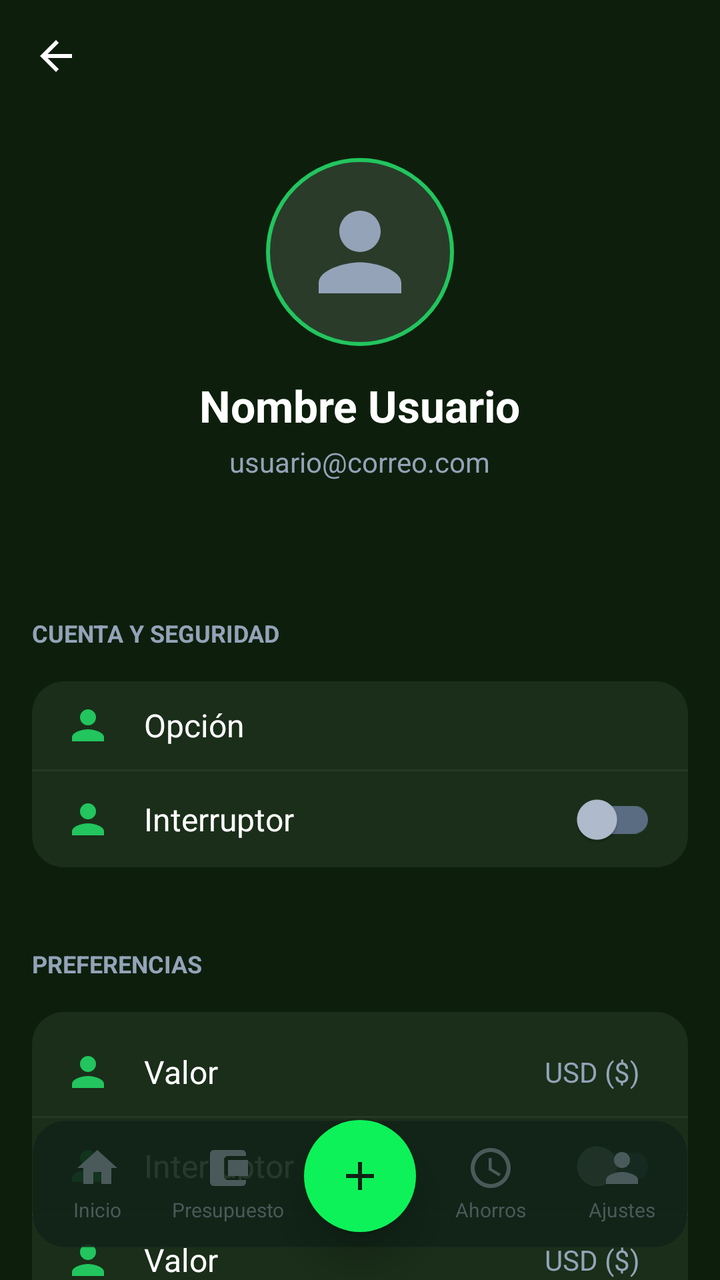
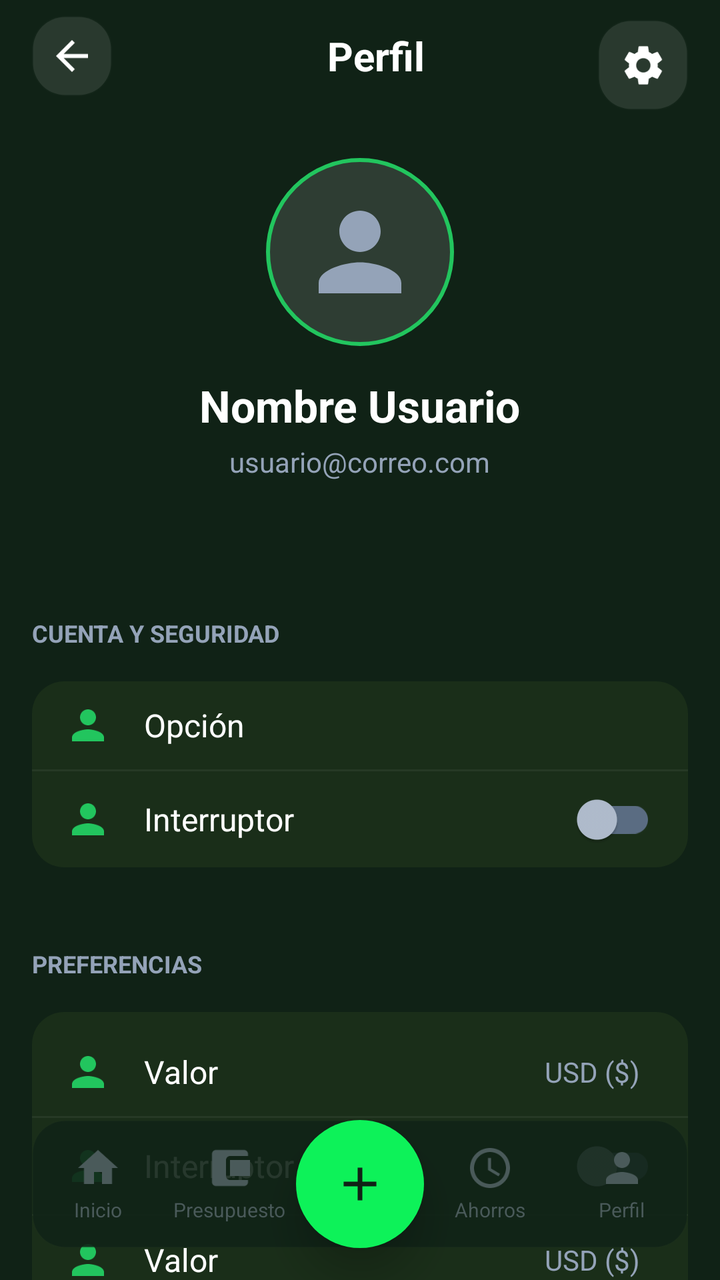

An Android layout rendered at two revisions. The XML below is the earlier revision; the diff shows what the commit changed to produce the second picture.
<!-- AndroidManifest.xml: activity theme Theme.MaterialComponents.DayNight.NoActionBar -->
<!-- res/layout/activity_perfil.xml -->
<?xml version="1.0" encoding="utf-8"?>
<androidx.coordinatorlayout.widget.CoordinatorLayout xmlns:android="http://schemas.android.com/apk/res/android"
    xmlns:app="http://schemas.android.com/apk/res-auto"
    xmlns:tools="http://schemas.android.com/tools"
    android:layout_width="match_parent"
    android:layout_height="match_parent"
    android:background="@color/bg_dark"
    tools:context=".PerfilActivity">

    <androidx.core.widget.NestedScrollView
        android:layout_width="match_parent"
        android:layout_height="match_parent"
        android:paddingBottom="100dp"
        android:clipToPadding="false">

        <LinearLayout
            android:layout_width="match_parent"
            android:layout_height="wrap_content"
            android:orientation="vertical">

            
            <RelativeLayout
                android:layout_width="match_parent"
                android:layout_height="?attr/actionBarSize"
                android:paddingHorizontal="16dp">

                <ImageView
                    android:id="@+id/btnBackPerfil"
                    android:layout_width="24dp"
                    android:layout_height="24dp"
                    android:layout_centerVertical="true"
                    android:src="@drawable/ic_arrow_back"
                    app:tint="@color/white" />
            </RelativeLayout>

            
            <LinearLayout
                android:layout_width="match_parent"
                android:layout_height="wrap_content"
                android:gravity="center_horizontal"
                android:orientation="vertical"
                android:padding="20dp">

                <FrameLayout
                    android:layout_width="wrap_content"
                    android:layout_height="wrap_content">

                    <com.google.android.material.imageview.ShapeableImageView
                        android:layout_width="100dp"
                        android:layout_height="100dp"
                        android:padding="4dp"
                        android:src="@drawable/ic_person"
                        app:contentPadding="15dp"
                        app:strokeColor="@color/green_accent"
                        app:strokeWidth="2dp"
                        app:shapeAppearanceOverlay="@style/CircleImage"
                        android:background="#20FFFFFF"
                        app:tint="@color/text_on_dark_muted" />
                </FrameLayout>

                <TextView
                    android:id="@+id/tvNombreUsuario"
                    android:layout_width="wrap_content"
                    android:layout_height="wrap_content"
                    android:layout_marginTop="12dp"
                    android:text="Nombre Usuario"
                    android:textColor="@color/white"
                    android:textSize="22sp"
                    android:textStyle="bold" />

                <TextView
                    android:id="@+id/tvEmailUsuario"
                    android:layout_width="wrap_content"
                    android:layout_height="wrap_content"
                    android:text="usuario@correo.com"
                    android:textColor="@color/text_on_dark_muted"
                    android:textSize="14sp"
                    android:layout_marginTop="4dp"
                    android:layout_marginBottom="16dp" />
            </LinearLayout>

            
            <LinearLayout
                android:layout_width="match_parent"
                android:layout_height="wrap_content"
                android:orientation="vertical"
                android:paddingHorizontal="16dp">

                
                <TextView
                    android:layout_width="match_parent"
                    android:layout_height="wrap_content"
                    android:layout_marginTop="32dp"
                    android:layout_marginBottom="16dp"
                    android:text="CUENTA Y SEGURIDAD"
                    android:textColor="@color/text_on_dark_muted"
                    android:textSize="12sp"
                    android:textStyle="bold" />

                <LinearLayout
                    android:layout_width="match_parent"
                    android:layout_height="wrap_content"
                    android:background="@drawable/bg_card_menu"
                    android:orientation="vertical">

                    <include 
                        layout="@layout/item_profile_option" 
                        android:id="@+id/rowChangePass"
                        android:layout_width="match_parent"
                        android:layout_height="wrap_content"
                        android:layout_marginTop="10dp"
                        android:layout_marginBottom="10dp"/>

                    <View android:layout_width="match_parent"
                          android:layout_height="1dp"
                          android:background="#0DFFFFFF" />

                    <include 
                        layout="@layout/item_profile_switch" 
                        android:id="@+id/rowFaceId"
                        android:layout_width="match_parent"
                        android:layout_height="wrap_content"/>

                </LinearLayout>

                
                <TextView
                    android:layout_width="match_parent"
                    android:layout_height="wrap_content"
                    android:layout_marginTop="40dp"
                    android:layout_marginBottom="16dp"
                    android:text="PREFERENCIAS"
                    android:textColor="@color/text_on_dark_muted"
                    android:textSize="12sp"
                    android:textStyle="bold" />

                <LinearLayout
                    android:layout_width="match_parent"
                    android:layout_height="wrap_content"
                    android:background="@drawable/bg_card_menu"
                    android:paddingVertical="8dp"
                    android:orientation="vertical">

                    <include 
                        layout="@layout/item_profile_value" 
                        android:id="@+id/rowCurrency"
                        android:layout_width="match_parent"
                        android:layout_height="wrap_content"
                        android:layout_marginTop="10dp"
                        android:layout_marginBottom="10dp"/>

                    <View android:layout_width="match_parent" android:layout_height="1dp" android:background="#0DFFFFFF" />

                    <include
                        layout="@layout/item_profile_switch" 
                        android:id="@+id/rowNotifications"
                        android:layout_width="match_parent"
                        android:layout_height="wrap_content"
                        />

                    <View android:layout_width="match_parent" android:layout_height="1dp" android:background="#0DFFFFFF" />
                    <include 
                        layout="@layout/item_profile_value" 
                        android:id="@+id/rowLanguage"
                        android:layout_width="match_parent"
                        android:layout_height="wrap_content"
                        android:layout_marginTop="10dp"
                        android:layout_marginBottom="10dp"/>

                </LinearLayout>

                
                <TextView
                    android:layout_width="match_parent"
                    android:layout_height="wrap_content"
                    android:layout_marginTop="40dp"
                    android:layout_marginBottom="16dp"
                    android:text="AYUDA Y SOPORTE"
                    android:textColor="@color/text_on_dark_muted"
                    android:textSize="12sp"
                    android:textStyle="bold" />

                <LinearLayout
                    android:layout_width="match_parent"
                    android:layout_height="wrap_content"
                    android:background="@drawable/bg_card_menu"
                    android:paddingVertical="8dp"
                    android:orientation="vertical">

                    <include 
                        layout="@layout/item_profile_option" 
                        android:id="@+id/rowPrivacy"
                        android:layout_width="match_parent"
                        android:layout_height="wrap_content"
                        android:layout_marginTop="6dp"
                        android:layout_marginBottom="6dp"/>

                </LinearLayout>

                
                <com.google.android.material.button.MaterialButton
                    android:id="@+id/btnLogout"
                    android:layout_width="match_parent"
                    android:layout_height="64dp"
                    android:layout_marginTop="40dp"
                    android:layout_marginBottom="40dp"
                    android:backgroundTint="@color/bg_dark_card"
                    android:text="Cerrar Sesión"
                    android:textColor="@color/danger_red"
                    android:textStyle="bold"
                    app:cornerRadius="16dp"
                    app:icon="@android:drawable/ic_lock_power_off"
                    app:iconGravity="textStart"
                    app:iconTint="@color/danger_red"
                    app:strokeColor="#0DFFFFFF"
                    app:strokeWidth="1dp" />

                <TextView
                    android:layout_width="match_parent"
                    android:layout_height="wrap_content"
                    android:layout_marginTop="20dp"
                    android:gravity="center"
                    android:text="Versión 2.4.0 (Build 892)"
                    android:textColor="@color/text_on_dark_muted"
                    android:textSize="10sp" />

            </LinearLayout>
        </LinearLayout>
    </androidx.core.widget.NestedScrollView>

    
    <include layout="@layout/layout_bottom_navigation" />

</androidx.coordinatorlayout.widget.CoordinatorLayout>
<!-- res/layout/item_profile_option.xml (included above) -->
<?xml version="1.0" encoding="utf-8"?>

<LinearLayout xmlns:android="http://schemas.android.com/apk/res/android"
    xmlns:app="http://schemas.android.com/apk/res-auto"
    android:layout_width="match_parent"
    android:layout_height="72dp"
    android:background="?attr/selectableItemBackground"
    android:clickable="true"
    android:focusable="true"
    android:gravity="center_vertical"
    android:orientation="horizontal"
    android:paddingHorizontal="16dp">

    <ImageView
        android:id="@+id/itemIcon"
        android:layout_width="24dp"
        android:layout_height="24dp"
        android:src="@drawable/ic_person"
        app:tint="@color/green_accent" />

    <TextView
        android:id="@+id/itemText"
        android:layout_width="0dp"
        android:layout_height="wrap_content"
        android:layout_marginStart="16dp"
        android:layout_weight="1"
        android:text="Opción"
        android:textColor="@color/white"
        android:textSize="16sp" />
</LinearLayout>
<!-- res/layout/item_profile_switch.xml (included above) -->
<?xml version="1.0" encoding="utf-8"?>

<LinearLayout xmlns:android="http://schemas.android.com/apk/res/android"
    xmlns:app="http://schemas.android.com/apk/res-auto"
    android:layout_width="match_parent"
    android:layout_height="72dp"
    android:gravity="center_vertical"
    android:orientation="horizontal"
    android:paddingHorizontal="16dp">

    <ImageView
        android:id="@+id/itemIcon"
        android:layout_width="24dp"
        android:layout_height="24dp"
        android:src="@drawable/ic_person"
        app:tint="@color/green_accent" />

    <TextView
        android:id="@+id/itemText"
        android:layout_width="0dp"
        android:layout_height="wrap_content"
        android:layout_marginStart="16dp"
        android:layout_weight="1"
        android:text="Interruptor"
        android:textColor="@color/white"
        android:textSize="16sp" />

    <com.google.android.material.switchmaterial.SwitchMaterial
        android:id="@+id/itemSwitch"
        android:layout_width="wrap_content"
        android:layout_height="wrap_content"
        app:thumbTint="@color/selector_switch_thumb"
        app:trackTint="@color/selector_switch_track" />
</LinearLayout>
<!-- res/layout/item_profile_value.xml (included above) -->
<?xml version="1.0" encoding="utf-8"?>

<LinearLayout xmlns:android="http://schemas.android.com/apk/res/android"
    xmlns:app="http://schemas.android.com/apk/res-auto"
    android:layout_width="match_parent"
    android:layout_height="72dp"
    android:background="?attr/selectableItemBackground"
    android:clickable="true"
    android:focusable="true"
    android:gravity="center_vertical"
    android:orientation="horizontal"
    android:paddingHorizontal="16dp">

    <ImageView
        android:id="@+id/itemIcon"
        android:layout_width="24dp"
        android:layout_height="24dp"
        android:src="@drawable/ic_person"
        app:tint="@color/green_accent" />

    <TextView
        android:id="@+id/itemText"
        android:layout_width="0dp"
        android:layout_height="wrap_content"
        android:layout_marginStart="16dp"
        android:layout_weight="1"
        android:text="Valor"
        android:textColor="@color/white"
        android:textSize="16sp" />

    <TextView
        android:id="@+id/itemValue"
        android:layout_width="wrap_content"
        android:layout_height="wrap_content"
        android:layout_marginEnd="8dp"
        android:text="USD ($)"
        android:textColor="@color/text_on_dark_muted"
        android:textSize="14sp" />
</LinearLayout>
<!-- res/layout/layout_bottom_navigation.xml (included above) -->
<?xml version="1.0" encoding="utf-8"?>
<FrameLayout xmlns:android="http://schemas.android.com/apk/res/android"
    xmlns:app="http://schemas.android.com/apk/res-auto"
    android:id="@+id/bottom_nav_container"
    android:layout_width="match_parent"
    android:layout_height="wrap_content"
    android:layout_gravity="bottom">

    
    <LinearLayout
        android:layout_width="match_parent"
        android:layout_height="64dp"
        android:layout_marginStart="16dp"
        android:layout_marginEnd="16dp"
        android:layout_marginBottom="16dp"
        android:background="@drawable/bg_stitch_card"
        android:backgroundTint="#E6102216"
        android:elevation="8dp"
        android:gravity="center_vertical"
        android:orientation="horizontal">

        
        <LinearLayout
            android:id="@+id/nav_item_inicio"
            android:layout_width="0dp"
            android:layout_height="match_parent"
            android:layout_weight="1"
            android:gravity="center"
            android:orientation="vertical"
            android:clickable="true"
            android:focusable="true"
            android:background="?attr/selectableItemBackgroundBorderless"
            android:paddingVertical="8dp">

            <ImageView
                android:id="@+id/nav_icon_inicio"
                android:layout_width="24dp"
                android:layout_height="24dp"
                android:src="@drawable/ic_home"
                app:tint="#4A5A5A" />

            <TextView
                android:id="@+id/nav_text_inicio"
                android:layout_width="wrap_content"
                android:layout_height="wrap_content"
                android:layout_marginTop="2dp"
                android:text="Inicio"
                android:textColor="#4A5A5A"
                android:textSize="10sp" />
        </LinearLayout>

        
        <LinearLayout
            android:id="@+id/nav_item_presupuesto"
            android:layout_width="0dp"
            android:layout_height="match_parent"
            android:layout_weight="1"
            android:gravity="center"
            android:orientation="vertical"
            android:clickable="true"
            android:focusable="true"
            android:background="?attr/selectableItemBackgroundBorderless"
            android:paddingVertical="8dp">

            <ImageView
                android:id="@+id/nav_icon_presupuesto"
                android:layout_width="24dp"
                android:layout_height="24dp"
                android:src="@drawable/ic_wallet"
                app:tint="#4A5A5A" />

            <TextView
                android:id="@+id/nav_text_presupuesto"
                android:layout_width="wrap_content"
                android:layout_height="wrap_content"
                android:layout_marginTop="2dp"
                android:text="Presupuesto"
                android:textColor="#4A5A5A"
                android:textSize="10sp" />
        </LinearLayout>

        
        <View
            android:layout_width="0dp"
            android:layout_height="match_parent"
            android:layout_weight="1" />

        
        <LinearLayout
            android:id="@+id/nav_item_ahorros"
            android:layout_width="0dp"
            android:layout_height="match_parent"
            android:layout_weight="1"
            android:gravity="center"
            android:orientation="vertical"
            android:clickable="true"
            android:focusable="true"
            android:background="?attr/selectableItemBackgroundBorderless"
            android:paddingVertical="8dp">

            <ImageView
                android:id="@+id/nav_icon_ahorros"
                android:layout_width="24dp"
                android:layout_height="24dp"
                android:src="@drawable/ic_goal"
                app:tint="#4A5A5A" />

            <TextView
                android:id="@+id/nav_text_ahorros"
                android:layout_width="wrap_content"
                android:layout_height="wrap_content"
                android:layout_marginTop="2dp"
                android:text="Ahorros"
                android:textColor="#4A5A5A"
                android:textSize="10sp" />
        </LinearLayout>

        
        <LinearLayout
            android:id="@+id/nav_item_ajustes"
            android:layout_width="0dp"
            android:layout_height="match_parent"
            android:layout_weight="1"
            android:gravity="center"
            android:orientation="vertical"
            android:clickable="true"
            android:focusable="true"
            android:background="?attr/selectableItemBackgroundBorderless"
            android:paddingVertical="8dp">

            <ImageView
                android:id="@+id/nav_icon_ajustes"
                android:layout_width="24dp"
                android:layout_height="24dp"
                android:src="@drawable/ic_person"
                app:tint="#4A5A5A" />

            <TextView
                android:id="@+id/nav_text_ajustes"
                android:layout_width="wrap_content"
                android:layout_height="wrap_content"
                android:layout_marginTop="2dp"
                android:text="Ajustes"
                android:textColor="#4A5A5A"
                android:textSize="10sp" />
        </LinearLayout>

    </LinearLayout>

    
    <com.google.android.material.floatingactionbutton.FloatingActionButton
        android:id="@+id/fab_add"
        android:layout_width="wrap_content"
        android:layout_height="wrap_content"
        android:layout_gravity="center_horizontal"
        android:src="@drawable/ic_add"
        app:backgroundTint="@color/stitch_primary"
        app:borderWidth="0dp"
        app:elevation="12dp"
        app:fabSize="normal"
        app:tint="@color/stitch_background" />

</FrameLayout>
<!-- resources referenced by this layout -->
<resources>
  <color name="bg_dark">#0D1F0C</color>
  <color name="bg_dark_card">#1A2E19</color>
  <color name="danger_red">#EF4444</color>
  <color name="green_accent">#22C55E</color>
  <color name="stitch_background">#102216</color>
  <color name="stitch_primary">#0df259</color>
  <color name="text_on_dark_muted">#94A3B8</color>
  <color name="white">#FFFFFFFF</color>
  <!-- drawable bg_card_menu (drawable) -->
  <?xml version="1.0" encoding="utf-8"?>
  <shape xmlns:android="http://schemas.android.com/apk/res/android">
      <solid android:color="@color/bg_dark_card" />
      <corners android:radius="16dp" />
  </shape>
  <!-- drawable bg_stitch_card (drawable) -->
  <?xml version="1.0" encoding="utf-8"?>
  <shape xmlns:android="http://schemas.android.com/apk/res/android">
      <solid android:color="#1A3A24" />
      <corners android:radius="16dp" />
      <stroke android:width="1dp" android:color="#1AFFFFFF" />
  </shape>
  <!-- drawable ic_add (drawable) -->
  <vector xmlns:android="http://schemas.android.com/apk/res/android" android:height="24dp" android:tint="#000000" android:viewportHeight="24" android:viewportWidth="24" android:width="24dp">
        
      <path android:fillColor="@android:color/white" android:pathData="M19,13h-6v6h-2v-6H5v-2h6V5h2v6h6v2z"/>
      
  </vector>
  <!-- drawable ic_arrow_back (drawable) -->
  <?xml version="1.0" encoding="utf-8"?>
  <vector xmlns:android="http://schemas.android.com/apk/res/android"
      android:width="24dp"
      android:height="24dp"
      android:viewportWidth="24"
      android:viewportHeight="24">
      <path
          android:fillColor="#FFFFFF"
          android:pathData="M20,11H7.83l5.59-5.59L12,4l-8,8 8,8 1.41-1.41L7.83,13H20v-2z"/>
  </vector>
  <!-- drawable ic_home (drawable) -->
  <?xml version="1.0" encoding="utf-8"?>
  <vector xmlns:android="http://schemas.android.com/apk/res/android"
      android:width="24dp"
      android:height="24dp"
      android:viewportWidth="24"
      android:viewportHeight="24">
      <path
          android:fillColor="@color/white"
          android:pathData="M10,20v-6h4v6h5v-8h3L12,3 2,12h3v8z"/>
  </vector>
  <!-- drawable ic_person (drawable) -->
  <?xml version="1.0" encoding="utf-8"?>
  <vector xmlns:android="http://schemas.android.com/apk/res/android"
      android:width="24dp"
      android:height="24dp"
      android:viewportWidth="24"
      android:viewportHeight="24">
      <path
          android:fillColor="@color/white"
          android:pathData="M12,12c2.21,0 4,-1.79 4,-4s-1.79,-4 -4,-4 -4,1.79 -4,4 1.79,4 4,4zM12,14c-2.67,0 -8,1.34 -8,4v2h16v-2c0,-2.66 -5.33,-4 -8,-4z"/>
  </vector>
  <style name="CircleImage">
          <item name="cornerSize">50%</item>
      </style>
  <!-- unchanged entries left out for length: 2 -->
</resources>

<!-- the commit's change to res/layout/activity_perfil.xml (unified diff, before → after) -->
@@ -1,37 +1,74 @@
 <?xml version="1.0" encoding="utf-8"?>
-<androidx.coordinatorlayout.widget.CoordinatorLayout xmlns:android="http://schemas.android.com/apk/res/android"
+<androidx.constraintlayout.widget.ConstraintLayout
+    xmlns:android="http://schemas.android.com/apk/res/android"
     xmlns:app="http://schemas.android.com/apk/res-auto"
     xmlns:tools="http://schemas.android.com/tools"
     android:layout_width="match_parent"
     android:layout_height="match_parent"
-    android:background="@color/bg_dark"
+    android:background="@color/stitch_background"
     tools:context=".PerfilActivity">
 
+    <androidx.appcompat.widget.Toolbar
+        android:id="@+id/toolbarPerfil"
+        android:layout_width="0dp"
+        android:layout_height="?attr/actionBarSize"
+        android:background="@color/stitch_background"
+        android:elevation="0dp"
+        app:layout_constraintEnd_toEndOf="parent"
+        app:layout_constraintStart_toStartOf="parent"
+        app:layout_constraintTop_toTopOf="parent">
+
+        <RelativeLayout
+            android:layout_width="match_parent"
+            android:layout_height="match_parent"
+            android:paddingEnd="16dp">
+
+            <ImageButton
+                android:id="@+id/btnBack"
+                android:layout_width="40dp"
+                android:layout_height="40dp"
+                android:layout_centerVertical="true"
+                android:background="@drawable/bg_stitch_card"
+                android:backgroundTint="#1AFFFFFF"
+                android:src="@drawable/ic_arrow_back"
+                app:tint="@color/white" />
+
+            <TextView
+                android:layout_width="wrap_content"
+                android:layout_height="wrap_content"
+                android:layout_centerInParent="true"
+                android:text="Perfil"
+                android:textColor="@color/white"
+                android:textSize="20sp"
+                android:textStyle="bold" />
+
+            <ImageButton
+                android:id="@+id/btnSettings"
+                android:layout_marginTop="10dp"
+                android:layout_width="45dp"
+                android:layout_height="45dp"
+                android:layout_alignParentEnd="true"
+                android:background="@drawable/bg_stitch_card"
+                android:backgroundTint="#1AFFFFFF"
+                android:src="@drawable/ic_settings"
+                app:tint="@color/white" />
+        </RelativeLayout>
+    </androidx.appcompat.widget.Toolbar>
+
     <androidx.core.widget.NestedScrollView
-        android:layout_width="match_parent"
-        android:layout_height="match_parent"
-        android:paddingBottom="100dp"
-        android:clipToPadding="false">
+        android:id="@+id/scroll_content"
+        android:layout_width="0dp"
+        android:layout_height="0dp"
+        android:clipToPadding="false"
+        app:layout_constraintBottom_toBottomOf="parent"
+        app:layout_constraintEnd_toEndOf="parent"
+        app:layout_constraintStart_toStartOf="parent"
+        app:layout_constraintTop_toBottomOf="@id/toolbarPerfil">
 
         <LinearLayout
             android:layout_width="match_parent"
             android:layout_height="wrap_content"
             android:orientation="vertical">
-
-            
-            <RelativeLayout
-                android:layout_width="match_parent"
-                android:layout_height="?attr/actionBarSize"
-                android:paddingHorizontal="16dp">
-
-                <ImageView
-                    android:id="@+id/btnBackPerfil"
-                    android:layout_width="24dp"
-                    android:layout_height="24dp"
-                    android:layout_centerVertical="true"
-                    android:src="@drawable/ic_arrow_back"
-                    app:tint="@color/white" />
-            </RelativeLayout>
 
             
             <LinearLayout
@@ -229,9 +266,15 @@
     </androidx.core.widget.NestedScrollView>
 
     
-    <include layout="@layout/layout_bottom_navigation" />
-
-</androidx.coordinatorlayout.widget.CoordinatorLayout>
+    <include
+        layout="@layout/layout_bottom_navigation"
+        android:layout_width="0dp"
+        android:layout_height="wrap_content"
+        app:layout_constraintBottom_toBottomOf="parent"
+        app:layout_constraintEnd_toEndOf="parent"
+        app:layout_constraintStart_toStartOf="parent" />
+
+</androidx.constraintlayout.widget.ConstraintLayout>
 <!-- res/layout/item_profile_option.xml (included above) -->
 <?xml version="1.0" encoding="utf-8"?>
 
@@ -345,6 +388,8 @@
     android:id="@+id/bottom_nav_container"
     android:layout_width="match_parent"
     android:layout_height="wrap_content"
+    android:clipChildren="false"
+    android:clipToPadding="false"
     android:layout_gravity="bottom">
 
     
@@ -419,12 +464,19 @@
                 android:textColor="#4A5A5A"
                 android:textSize="10sp" />
         </LinearLayout>
-
-        
-        <View
-            android:layout_width="0dp"
-            android:layout_height="match_parent"
-            android:layout_weight="1" />
+        <com.google.android.material.floatingactionbutton.FloatingActionButton
+            android:id="@+id/fab_add"
+            android:layout_width="100dp"
+            android:layout_height="64dp"
+            android:layout_gravity="center_horizontal"
+            android:src="@drawable/ic_add"
+            app:backgroundTint="@color/stitch_primary"
+            app:borderWidth="0dp"
+            app:elevation="12dp"
+            app:fabCustomSize="64dp"
+            app:maxImageSize="28dp"
+            app:shapeAppearanceOverlay="@style/ShapeAppearanceOverlay.MaterialComponents.FloatingActionButton"
+            app:tint="@color/stitch_background" />
 
         
         <LinearLayout
@@ -481,24 +533,16 @@
                 android:layout_width="wrap_content"
                 android:layout_height="wrap_content"
                 android:layout_marginTop="2dp"
-                android:text="Ajustes"
+                android:text="Perfil"
                 android:textColor="#4A5A5A"
                 android:textSize="10sp" />
         </LinearLayout>
 
+
+
     </LinearLayout>
 
     
-    <com.google.android.material.floatingactionbutton.FloatingActionButton
-        android:id="@+id/fab_add"
-        android:layout_width="wrap_content"
-        android:layout_height="wrap_content"
-        android:layout_gravity="center_horizontal"
-        android:src="@drawable/ic_add"
-        app:backgroundTint="@color/stitch_primary"
-        app:borderWidth="0dp"
-        app:elevation="12dp"
-        app:fabSize="normal"
-        app:tint="@color/stitch_background" />
+
 
 </FrameLayout>
<!-- resource entries referenced after the edit -->
@@ -1,6 +1,5 @@
 <!-- resources referenced by this layout -->
 <resources>
-  <color name="bg_dark">#0D1F0C</color>
   <color name="bg_dark_card">#1A2E19</color>
   <color name="danger_red">#EF4444</color>
   <color name="green_accent">#22C55E</color>
@@ -60,6 +59,17 @@
           android:fillColor="@color/white"
           android:pathData="M12,12c2.21,0 4,-1.79 4,-4s-1.79,-4 -4,-4 -4,1.79 -4,4 1.79,4 4,4zM12,14c-2.67,0 -8,1.34 -8,4v2h16v-2c0,-2.66 -5.33,-4 -8,-4z"/>
   </vector>
+  <!-- drawable ic_settings (drawable) -->
+  <?xml version="1.0" encoding="utf-8"?>
+  <vector xmlns:android="http://schemas.android.com/apk/res/android"
+      android:width="24dp"
+      android:height="24dp"
+      android:viewportWidth="24"
+      android:viewportHeight="24">
+      <path
+          android:fillColor="@color/white"
+          android:pathData="M19.14,12.94c0.04,-0.31 0.06,-0.63 0.06,-0.94c0,-0.31 -0.02,-0.63 -0.06,-0.94l2.03,-1.58c0.18,-0.14 0.23,-0.41 0.12,-0.61l-1.92,-3.32c-0.12,-0.22 -0.37,-0.29 -0.59,-0.22l-2.39,0.96c-0.5,-0.38 -1.03,-0.7 -1.62,-0.94L14.4,2.81c-0.04,-0.24 -0.24,-0.41 -0.48,-0.41h-3.84c-0.24,0 -0.43,0.17 -0.47,0.41L9.25,5.35C8.66,5.59 8.12,5.92 7.63,6.29L5.24,5.33c-0.22,-0.08 -0.47,0 -0.59,0.22L2.74,8.87C2.62,9.08 2.66,9.34 2.86,9.48l2.03,1.58C4.84,11.31 4.8,11.63 4.8,12s0.02,0.63 0.06,0.94l-2.03,1.58c-0.18,0.14 -0.23,0.41 -0.12,0.61l1.92,3.32c0.12,0.22 0.37,0.29 0.59,0.22l2.39,-0.96c0.5,0.38 1.03,0.7 1.62,0.94l0.36,2.54c0.05,0.24 0.24,0.41 0.48,0.41h3.84c0.24,0 0.44,-0.17 0.47,-0.41l0.36,-2.54c0.59,-0.24 1.13,-0.56 1.62,-0.94l2.39,0.96c0.22,0.08 0.47,0 0.59,-0.22l1.92,-3.32c0.12,-0.22 0.07,-0.47 -0.12,-0.61L19.14,12.94zM12,15.6c-1.98,0 -3.6,-1.62 -3.6,-3.6s1.62,-3.6 3.6,-3.6s3.6,1.62 3.6,3.6S13.98,15.6 12,15.6z"/>
+  </vector>
   <style name="CircleImage">
           <item name="cornerSize">50%</item>
       </style>
